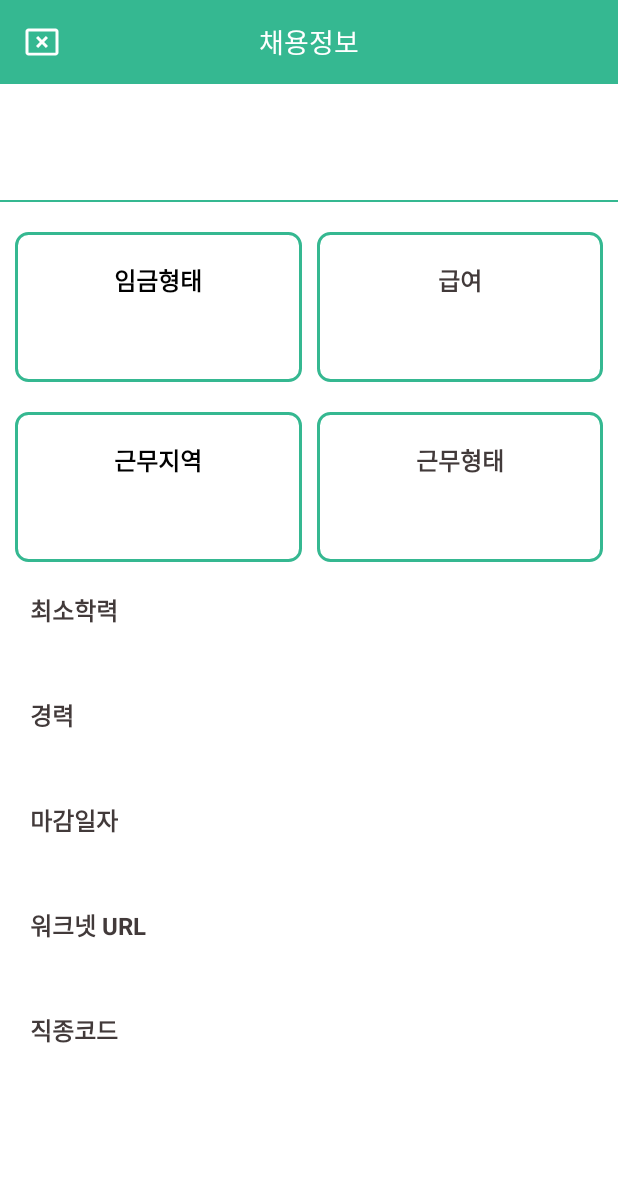
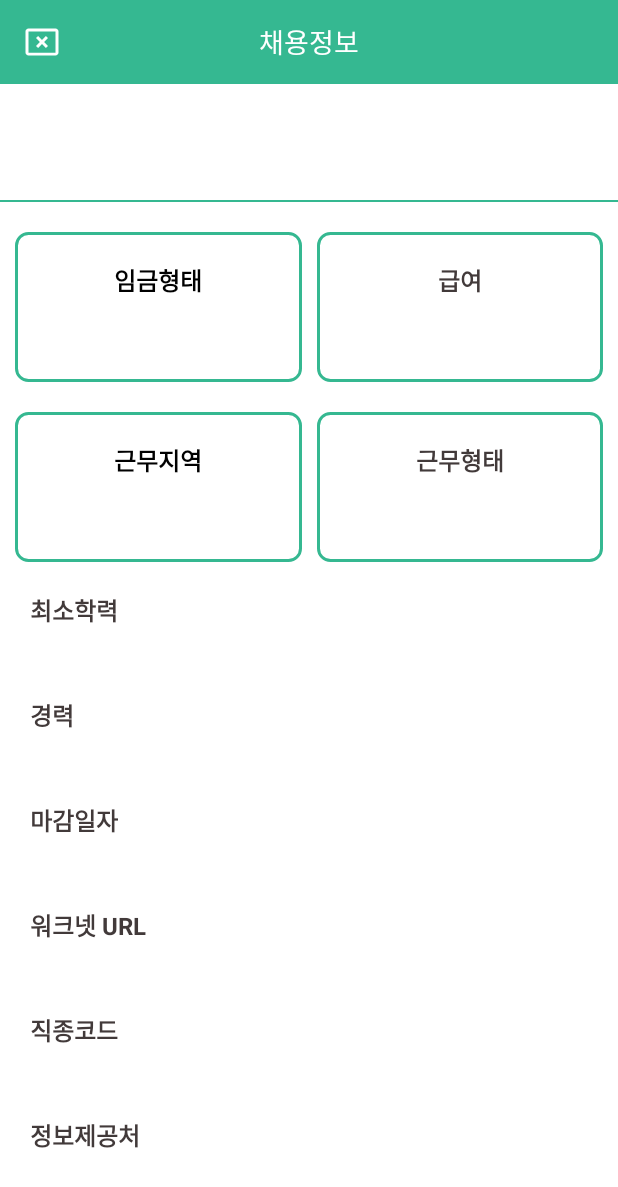
Before and after one commit to k-r-1/hanium-keepwork, an Android app: the JobDetailActivity screen opened directly, with no data from a screen before it, on a phone screen of 412 x 824 dp. Shown: the top 1187 px of the screen. Run offline under Robolectric (Android 15) with nearby library versions, the phone set to English and light mode, and no system bars.

Commit message:
채용정보 상세보기에 정보제공처 정보 추가

```diff
--- a/app/src/main/java/com/example/a23_hf069/WantedWorkNetSearchFragment.kt
+++ b/app/src/main/java/com/example/a23_hf069/WantedWorkNetSearchFragment.kt
@@ -139,6 +139,7 @@ class WantedWorkNetSearchFragment : Fragment() {
             var closeDt: String? = null // 마감일자
             var wantedMobileInfoUrl: String? = null // 워크넷 모바일 채용정보 URL
             var jobsCd: String? = null // 직종코드
+            var infoSvc: String? = null // 정보제공처
 
             while (eventType != XmlPullParser.END_DOCUMENT) {
                 when (eventType) {
@@ -155,6 +156,7 @@ class WantedWorkNetSearchFragment : Fragment() {
                             "closeDt" -> closeDt = xpp.nextText()
                             "wantedMobileInfoUrl" -> wantedMobileInfoUrl = xpp.nextText()
                             "jobsCd" -> jobsCd = xpp.nextText()
+                            "infoSvc" -> infoSvc = xpp.nextText()
                         }
                     }
                     XmlPullParser.END_TAG -> {
@@ -164,7 +166,7 @@ class WantedWorkNetSearchFragment : Fragment() {
                                     jobList.add(
                                         Job(
                                             c, t, salTpNm, sal, region, holidayTpNm,
-                                            minEdubg, career, closeDt, wantedMobileInfoUrl, jobsCd
+                                            minEdubg, career, closeDt, wantedMobileInfoUrl, jobsCd, infoSvc
                                         )
                                     )
                                 }
@@ -180,6 +182,7 @@ class WantedWorkNetSearchFragment : Fragment() {
                             closeDt = null
                             wantedMobileInfoUrl = null
                             jobsCd = null
+                            infoSvc = null
                         }
                     }
                 }
--- a/app/src/main/res/layout/activity_job_detail.xml
+++ b/app/src/main/res/layout/activity_job_detail.xml
@@ -417,6 +417,37 @@
                     android:textSize="14sp" />
 
             </LinearLayout>
+            <LinearLayout
+                android:layout_width="match_parent"
+                android:layout_height="match_parent"
+                android:layout_marginLeft="20dp"
+                android:orientation="vertical">
+
+                <TextView
+                    android:id="@+id/infoSvc_tv"
+                    android:layout_width="wrap_content"
+                    android:layout_height="wrap_content"
+                    android:layout_marginTop="20dp"
+                    android:includeFontPadding="false"
+                    android:text="정보제공처"
+                    android:textColor="#423A3A"
+                    android:textSize="16sp"
+                    android:textStyle="bold" />
+
+                <TextView
+                    android:id="@+id/infoSvc"
+                    android:layout_width="wrap_content"
+                    android:layout_height="wrap_content"
+                    android:layout_marginStart="30dp"
+                    android:layout_marginLeft="30dp"
+                    android:layout_marginTop="10dp"
+                    android:layout_weight="1"
+                    android:includeFontPadding="false"
+                    android:text="TextView"
+                    android:textColor="#554F4F"
+                    android:textSize="14sp" />
+
+            </LinearLayout>
         </LinearLayout>
     </ScrollView>
 </androidx.constraintlayout.widget.ConstraintLayout>
```
Also changed, not shown: app/src/main/java/com/example/a23_hf069/WantedWorkNetFragment.kt (+9 -2 lines).
